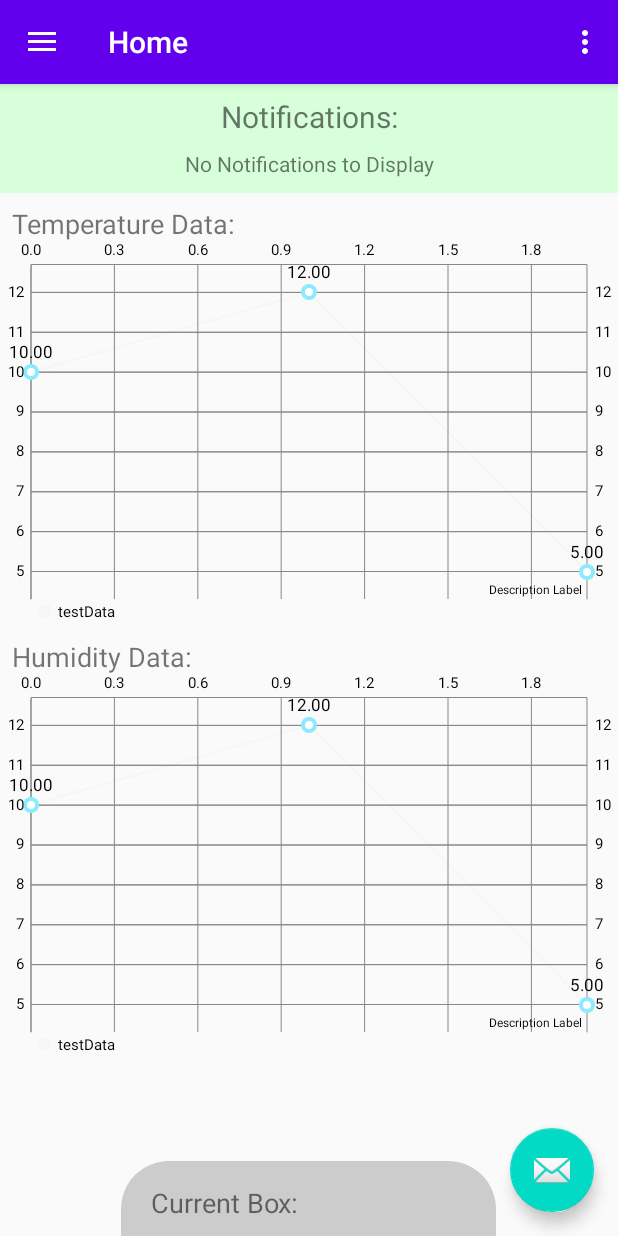
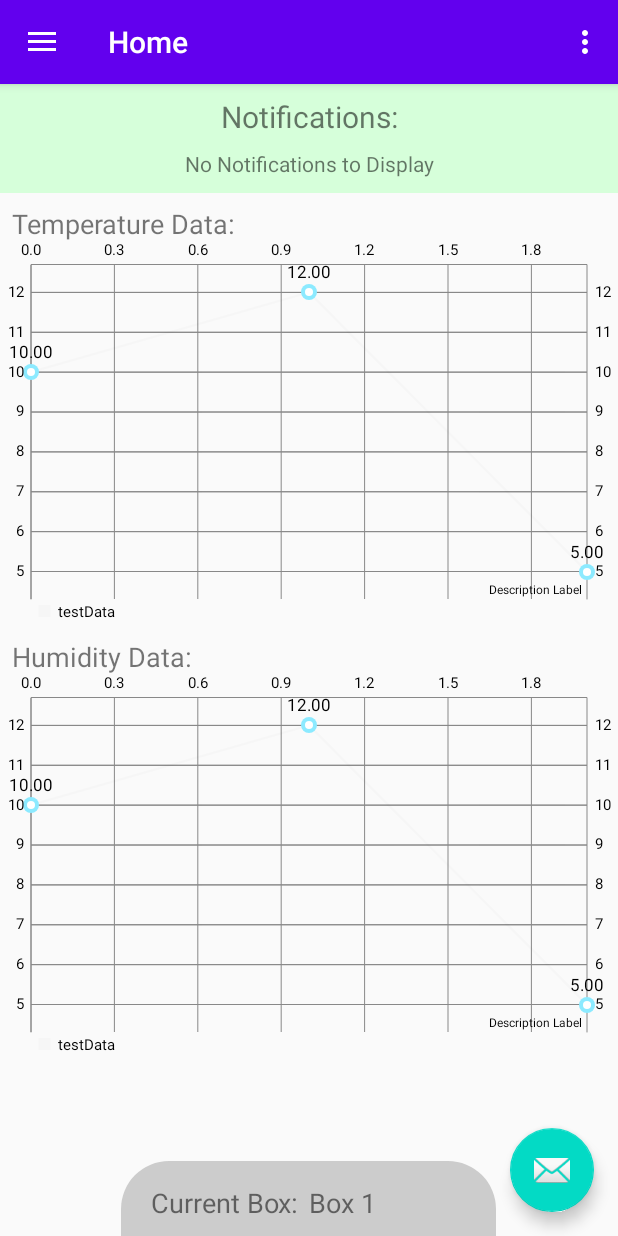
Before and after one commit to ericsonggg/Capstone, an Android app: the screen it shows after launch (MainActivity), on a phone screen of 412 x 824 dp. Run offline under Robolectric (Android 15) with nearby library versions, the phone set to English and light mode, and no system bars; our stand-ins replace navigation-ui; 2 statements that could not run were skipped.

Commit message:
Adding IDs - Added IDs to the elements of the quick access drawer - Added text value to be set at a later point

```diff
--- a/app/src/main/res/layout/app_bar_main.xml
+++ b/app/src/main/res/layout/app_bar_main.xml
@@ -23,6 +23,7 @@
     <include layout="@layout/content_main" />
 
     <include layout="@layout/quick_access_drawer"
+        android:id="@+id/quick_access_drawer"
         android:layout_width="250dp"
         android:layout_height="50dp"
         android:layout_gravity="bottom|center"/>
--- a/app/src/main/res/layout/quick_access_drawer.xml
+++ b/app/src/main/res/layout/quick_access_drawer.xml
@@ -13,5 +13,16 @@
         android:textSize="@dimen/header_x_small"
         app:layout_constraintBottom_toBottomOf="parent"
         app:layout_constraintStart_toStartOf="parent" />
+    <TextView
+        android:id="@+id/box_value"
+        android:paddingStart="125dp"
+        android:paddingBottom="10dp"
+        android:layout_width="wrap_content"
+        android:layout_height="wrap_content"
+        android:text="@string/default_box_value"
+        android:textSize="@dimen/header_x_small"
+        app:layout_constraintBottom_toBottomOf="parent"
+        app:layout_constraintStart_toStartOf="parent" />
+
 
 </androidx.constraintlayout.widget.ConstraintLayout>
--- a/app/src/main/res/values/strings_drawer.xml
+++ b/app/src/main/res/values/strings_drawer.xml
@@ -1,4 +1,5 @@
 <?xml version="1.0" encoding="utf-8"?>
 <resources>
     <string name="quick_access_drawer_caption">Current Box: </string>
+    <string name="default_box_value">Box 1</string>
 </resources>
```
